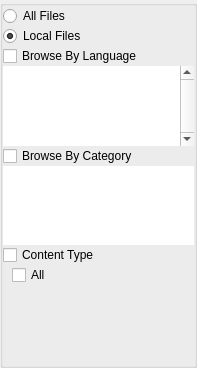
First picture: the form in src/contentmanagerside.ui, repository kiwix/kiwix-desktop, before the edit.
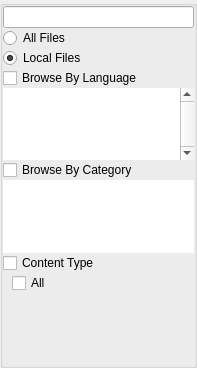
Second picture: the form after the edit.

Commit message:
Move searcher to filter area
The search function is now moved to filters area for more consistency
Fix #554

```diff
--- a/src/contentmanagerside.ui
+++ b/src/contentmanagerside.ui
@@ -46,7 +46,7 @@
      <property name="flat">
       <bool>true</bool>
      </property>
-     <layout class="QVBoxLayout" name="verticalLayout_2" stretch="0,0,0,0,0,0,0,0,0">
+     <layout class="QVBoxLayout" name="verticalLayout_2" stretch="0,0,0,0,0,0,0,0,0,0">
       <property name="spacing">
        <number>0</number>
       </property>
@@ -65,6 +65,9 @@
       <property name="bottomMargin">
        <number>0</number>
       </property>
+      <item>
+       <widget class="QLineEdit" name="searcher"/>
+      </item>
       <item>
        <widget class="QRadioButton" name="allFileButton">
         <property name="sizePolicy">
```
The commit also changes 5 other files.
